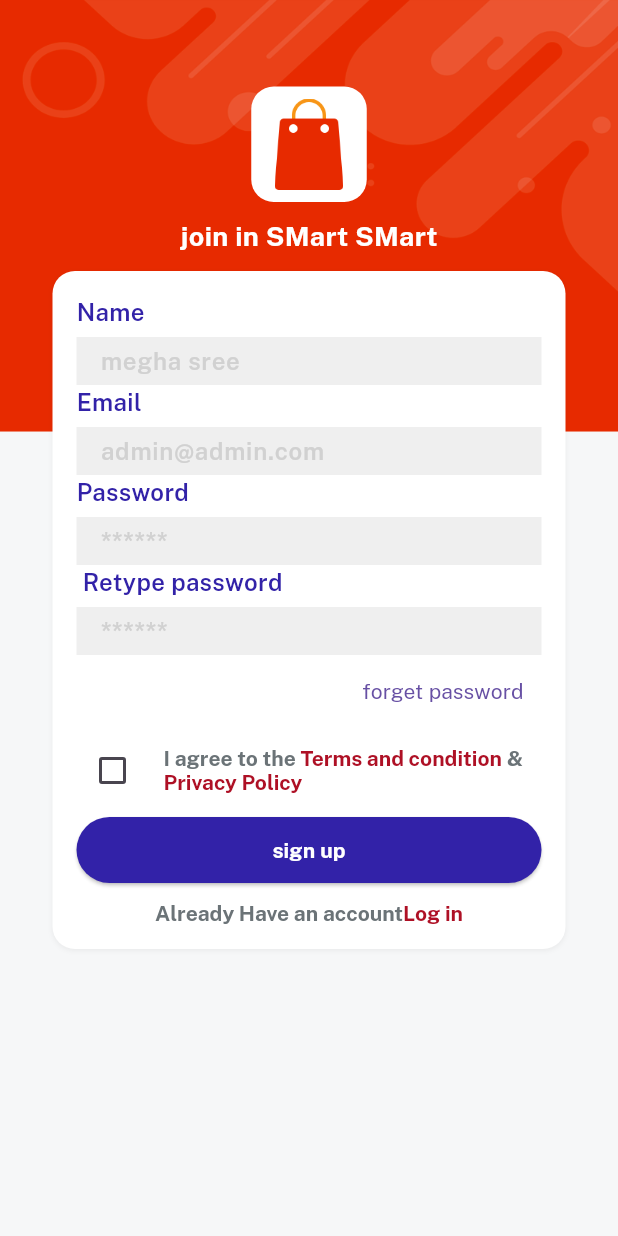
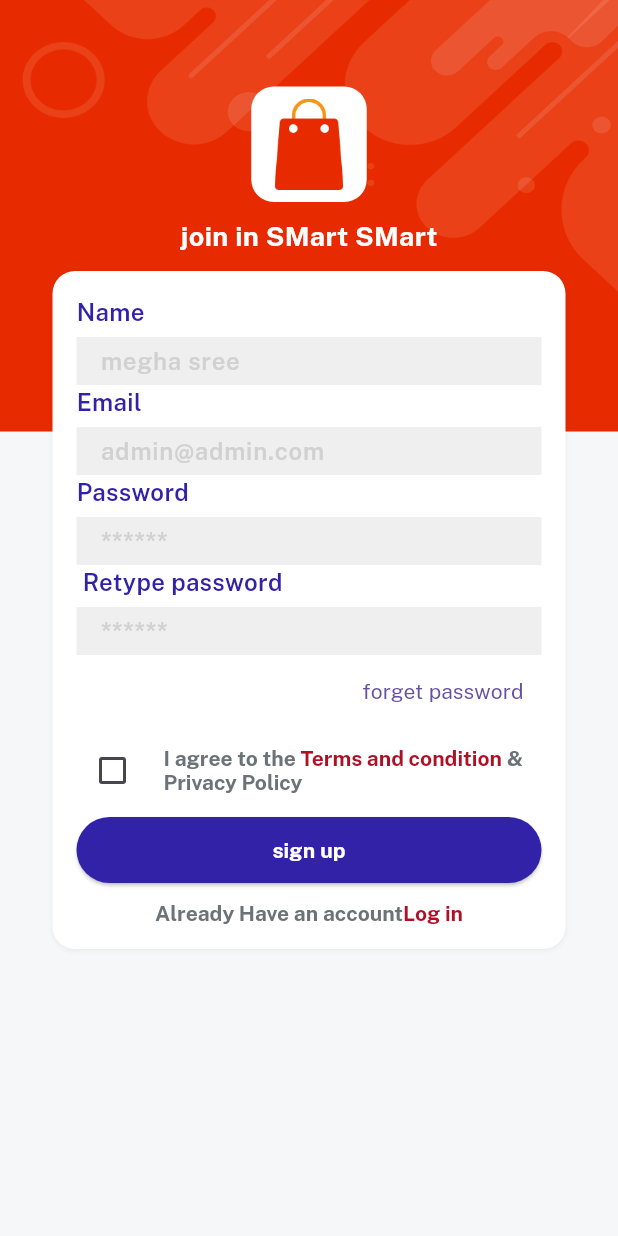
Before and after one commit to Meghas99/shoppingApp, a Flutter app: the SignupScreen screen opened directly, on a phone screen of 412 x 824 dp. Run offline on Flutter 3.47's test engine with Material 3 defaults, Android fonts, the phone set to English and light mode, and no system bars; our stand-ins replace get, velocity_x.

Commit message:
color changed

```diff
--- a/lib/screen/signup_screen.dart
+++ b/lib/screen/signup_screen.dart
@@ -78,7 +78,7 @@ class _SignupScreenState extends State<SignupScreen> {
                           text: privacyPolicy,
                           style: TextStyle(
                             fontFamily: bold,
-                            color: redcolor,
+                            color: fontGrey,
                           ))
                     ])),
                   )
```
